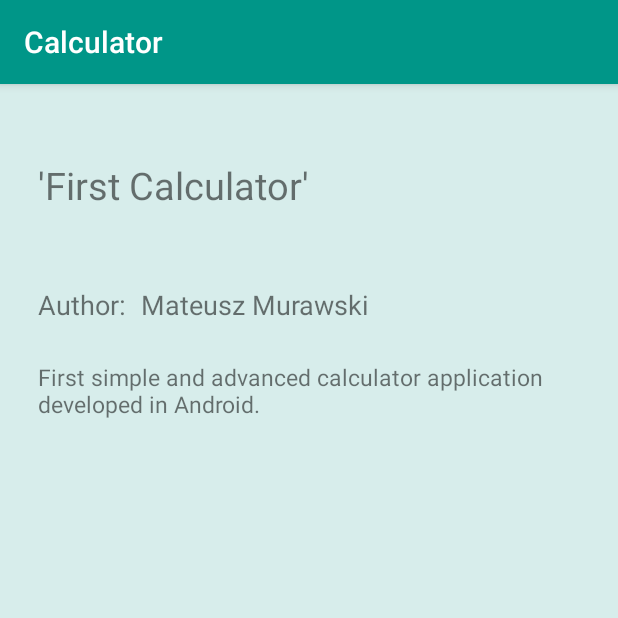
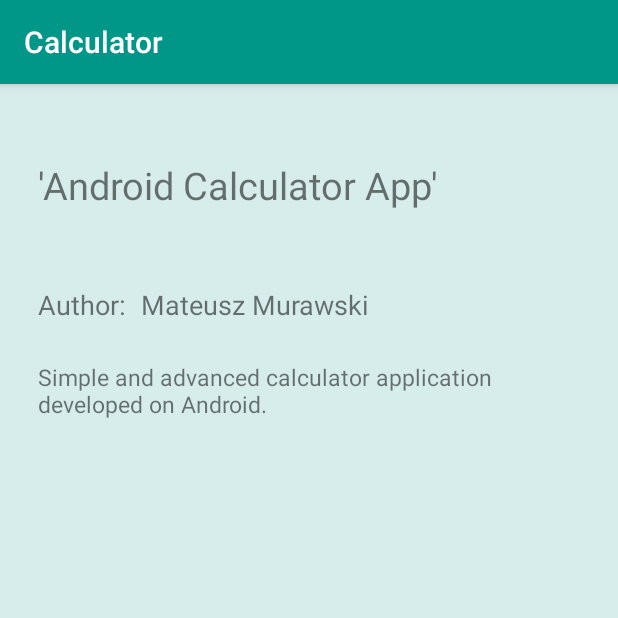
Before and after one commit to matt7m/AndroidCalculatorApp, an Android app: the AboutInfoActivity screen opened directly, with no data from a screen before it, on a phone screen of 412 x 824 dp, the top half of it. Run offline under Robolectric (Android 15) with nearby library versions, the phone set to English and light mode, and no system bars.

Commit message:
Info about app changed.

```diff
--- a/app/src/main/java/com/example/app/AboutInfoActivity.java
+++ b/app/src/main/java/com/example/app/AboutInfoActivity.java
@@ -16,12 +16,12 @@ public class AboutInfoActivity extends AppCompatActivity {
         setContentView(R.layout.about_info);
 
         appName = findViewById(R.id.app_name);
-        appName.setText("'First Calculator'");
+        appName.setText("'Android Calculator App'");
 
         appAuthor = findViewById(R.id.author_text);
         appAuthor.setText("Mateusz Murawski");
 
         appDescription = findViewById(R.id.description);
-        appDescription.setText("First simple and advanced calculator application developed in Android.");
+        appDescription.setText("Simple and advanced calculator application developed on Android.");
     }
 }
```
